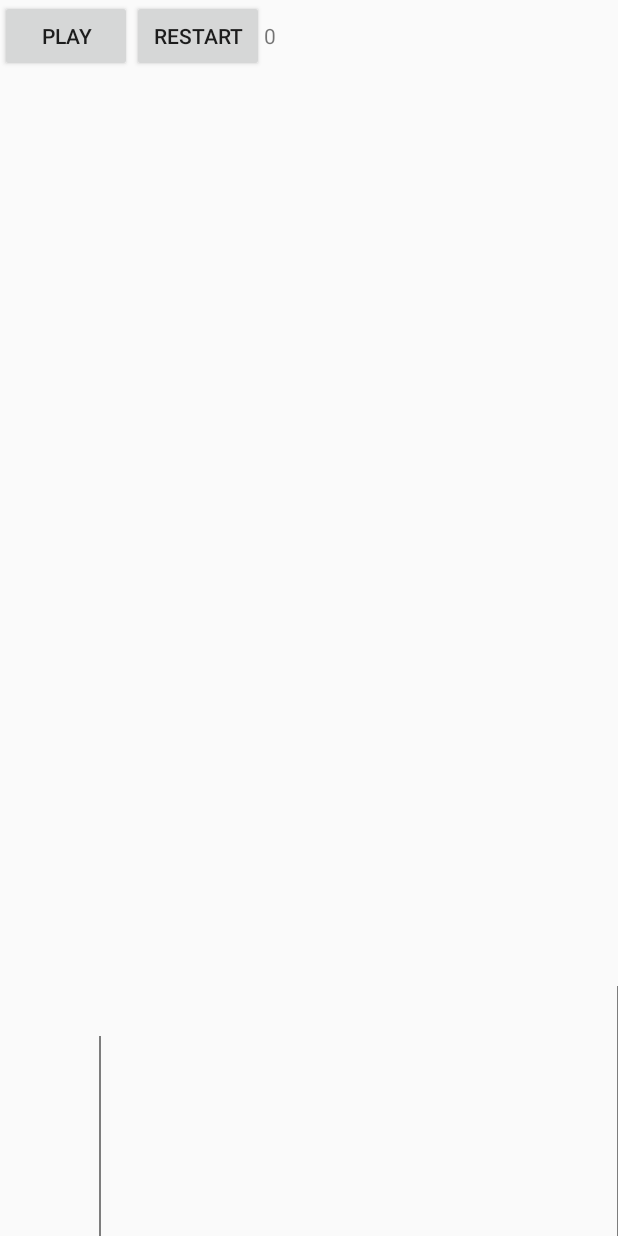
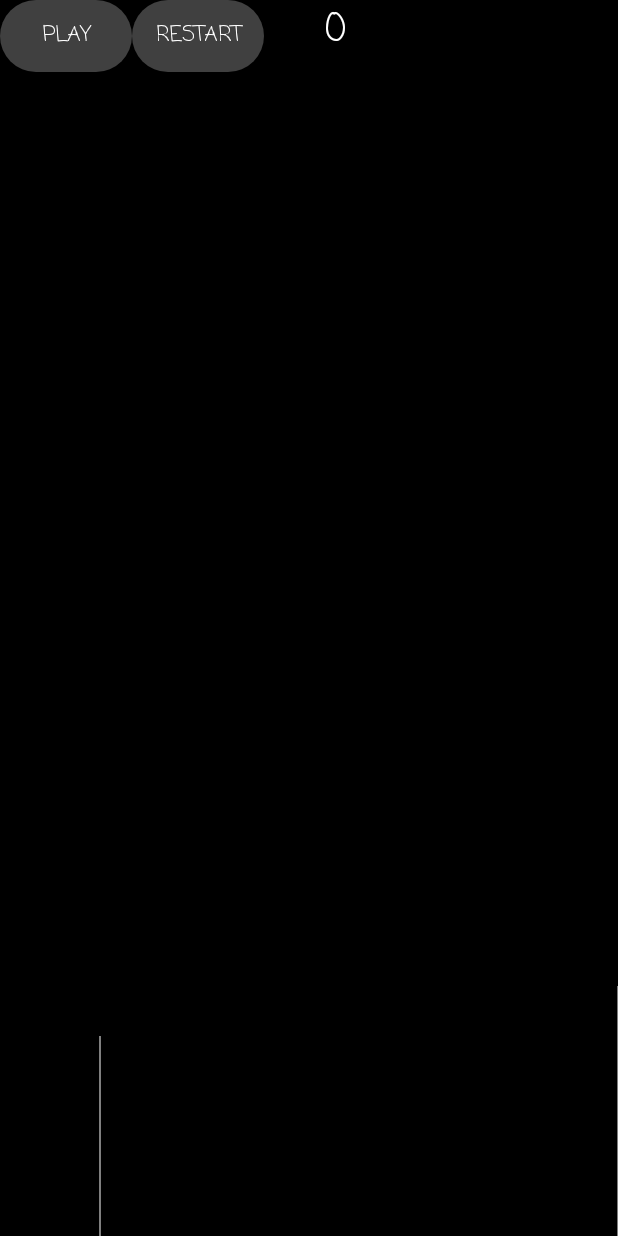
Before and after one commit to PaWeek/JumpGame, an Android app: the layout activity_game.xml on its own in the app's theme, with its tools: preview values and no code run, on a phone screen of 412 x 824 dp. Run offline under Robolectric (Android 15) with nearby library versions, the phone set to English and light mode, and no system bars.

Commit message:
changed game layout

```diff
--- a/app/src/main/java/com/example/paweek/jjump/GameComponent.java
+++ b/app/src/main/java/com/example/paweek/jjump/GameComponent.java
@@ -26,7 +26,7 @@ public class GameComponent extends View {
         substaclePosition = 0;
         goDown = goUp = play = false;
         paint = new Paint(Paint.ANTI_ALIAS_FLAG);
-        paint.setColor(Color.BLACK);
+        paint.setColor(Color.WHITE);
         jumpThread = new Thread(new JumpThread(new Handler()));
         substaclesThread = new Thread(new RunThread(new Handler()));
         jumpThread.start();
--- a/app/src/main/res/layout/activity_game.xml
+++ b/app/src/main/res/layout/activity_game.xml
@@ -5,6 +5,7 @@
     android:layout_width="match_parent"
     android:orientation="vertical"
     android:layout_height="match_parent"
+    android:background="@color/colorBlack"
     tools:context=".GameActivity">
 
     <LinearLayout
@@ -17,6 +18,9 @@
             android:onClick="gameClick"
             android:layout_width="wrap_content"
             android:layout_height="wrap_content"
+            android:fontFamily="casual"
+            android:background="@drawable/rounded_button"
+            android:textColor="@color/colorWhiteText"
             android:text="@string/play"/>
 
         <Button
@@ -24,12 +28,19 @@
             android:onClick="gameClick"
             android:layout_width="wrap_content"
             android:layout_height="wrap_content"
+            android:fontFamily="casual"
+            android:background="@drawable/rounded_button"
+            android:textColor="@color/colorWhiteText"
             android:text="@string/restart" />
 
         <TextView
             android:id="@+id/lblPoints"
+            android:layout_marginLeft="40dp"
             android:layout_width="wrap_content"
             android:layout_height="wrap_content"
+            android:fontFamily="casual"
+            android:textColor="@color/colorWhiteText"
+            android:textSize="26dp"
             android:text="0" />
 
     </LinearLayout>
--- a/app/src/main/res/layout/activity_main.xml
+++ b/app/src/main/res/layout/activity_main.xml
@@ -11,12 +11,6 @@
         android:layout_height="match_parent"
         android:background="@color/colorBlack"
         tools:context=".MainActivity">
-
-        <ImageView
-            android:layout_width="match_parent"
-            android:layout_height="wrap_content"
-            android:layout_marginTop="40dp"
-            android:src="@drawable/small_dino"/>
 
         <Button
             android:id="@+id/btnMenuPlay"
```
Also changed, not shown: app/src/main/java/com/example/paweek/jjump/RankActivity.java (+13 -0 lines), app/src/main/java/com/example/paweek/jjump/database/DbHelper.java (added, +32 -0 lines), app/src/main/java/com/example/paweek/jjump/database/Result.java (added, +20 -0 lines), app/src/main/java/com/example/paweek/jjump/database/ResultsRepository.java (added, +53 -0 lines), app/src/main/java/com/example/paweek/jjump/database/ResultsTable.java (added, +9 -0 lines), app/src/main/res/layout/activity_rank.xml (+12 -2 lines).
